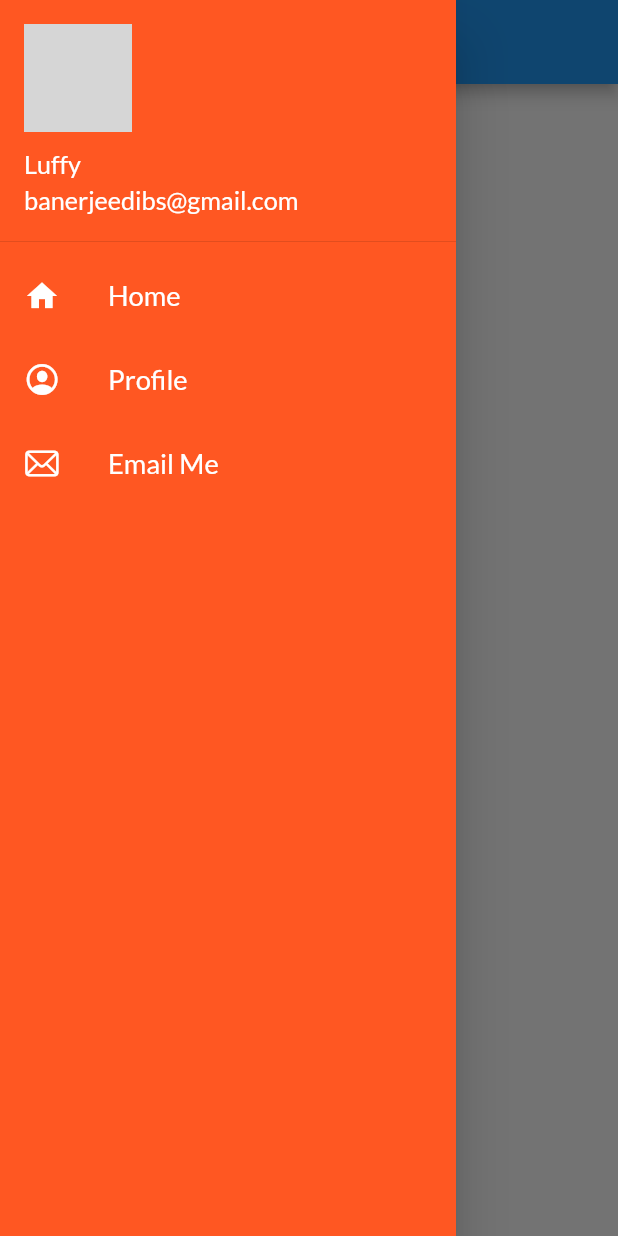
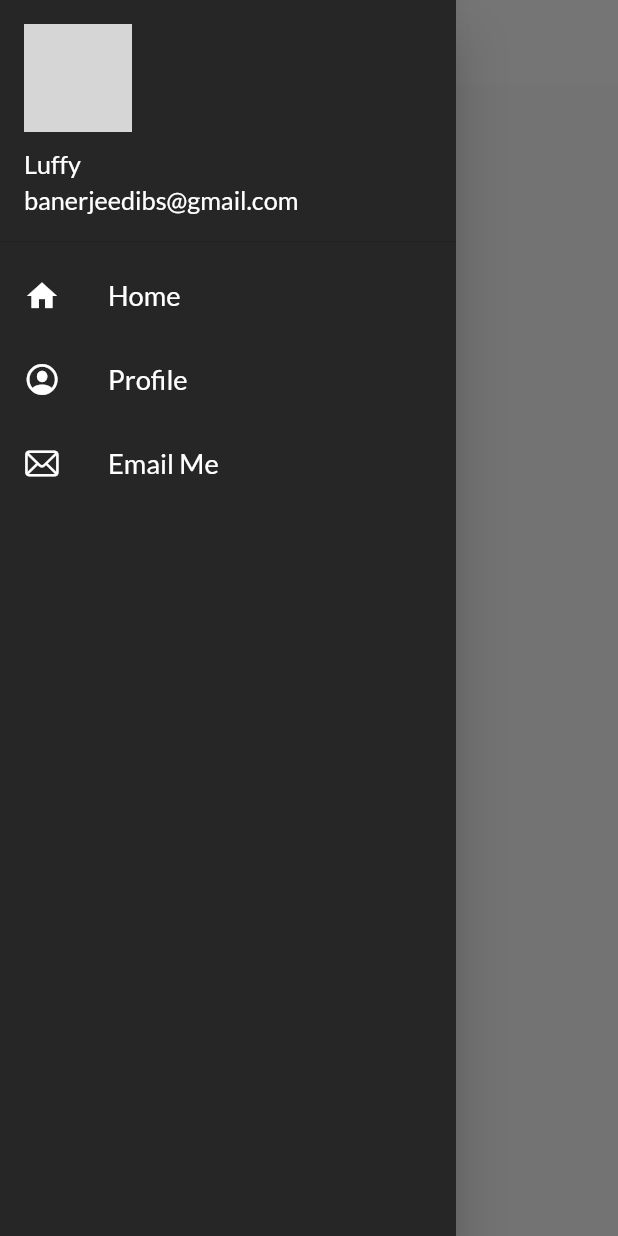
Before and after one commit to Dibs07/MY-30-DAYS-OF-FLUTTER, a Flutter app: the screen it shows after launch, with the side drawer open, on a phone screen of 412 x 824 dp. Run offline on Flutter 3.47's test engine with Material 2 defaults, Android fonts, the phone set to English and light mode, and no system bars; our stand-ins replace google_fonts; network calls fail; grey boxes are pictures that could not be loaded.

Commit message:
themes extracted

```diff
--- a/lib/Screens/home_page.dart
+++ b/lib/Screens/home_page.dart
@@ -9,7 +9,15 @@ class Homepage extends StatelessWidget {
   Widget build(BuildContext context) {
     return Scaffold(
       appBar: AppBar(
-        title: const Text("Catalog"),
+        //backgroundColor: Colors.white,
+        //elevation: 0.0,
+        iconTheme: const IconThemeData(color: Colors.black),
+        title: const Text(
+          "MyCatalog",
+          //style: TextStyle(
+          //color: Colors.black,
+          // ),
+        ),
         centerTitle: true,
       ),
       body: Center(
--- a/lib/main.dart
+++ b/lib/main.dart
@@ -2,7 +2,8 @@ import 'package:flutter/material.dart';
 import 'package:flutterapp/Screens/home_page.dart';
 import 'package:flutterapp/Screens/login_page.dart';
 import 'package:flutterapp/utils/routes.dart';
-import 'package:google_fonts/google_fonts.dart';
+import 'package:flutterapp/widgets/themes.dart';
+//import 'package:google_fonts/google_fonts.dart';
 
 void main() {
   runApp(const MyApp());
@@ -16,12 +17,7 @@ class MyApp extends StatelessWidget {
     return MaterialApp(
       debugShowCheckedModeBanner: false,
       //home: const Homepage(),
-      theme: ThemeData(
-        primarySwatch: Colors.blue,
-        primaryColor: Colors.blue,
-        primaryTextTheme: GoogleFonts.latoTextTheme(),
-        fontFamily: GoogleFonts.lato().fontFamily,
-      ),
+      theme: Mytheme.lightTheme(context),
       //initialRoute: "/",
       initialRoute: Myroutes.homeRoute,
       routes: {
--- a/lib/widgets/drawer.dart
+++ b/lib/widgets/drawer.dart
@@ -10,7 +10,7 @@ class MyDrawer extends StatelessWidget {
         "https://e1.pxfuel.com/desktop-wallpaper/238/852/desktop-wallpaper-masque-luffy-smiling-luffy-smile-thumbnail.jpg";
     return Drawer(
       child: Container(
-        color: Colors.deepOrange,
+        color: const Color.fromARGB(255, 38, 38, 38),
         child: ListView(
           padding: const EdgeInsets.all(0),
           children: const [
@@ -19,7 +19,7 @@ class MyDrawer extends StatelessWidget {
               child: UserAccountsDrawerHeader(
                 margin: EdgeInsets.all(0),
                 decoration: BoxDecoration(
-                  color: Colors.deepOrange,
+                  color: Color.fromARGB(255, 38, 38, 38),
                 ),
                 accountName: Text(
                   "Luffy",
--- /dev/null
+++ b/lib/widgets/themes.dart
@@ -0,0 +1,20 @@
+import 'package:flutter/material.dart';
+import 'package:google_fonts/google_fonts.dart';
+
+class Mytheme {
+  static ThemeData lightTheme(BuildContext context) => ThemeData(
+        //primarySwatch: Colors.blue,
+        //primaryColor: Colors.blue,
+        primaryTextTheme: GoogleFonts.latoTextTheme(),
+        fontFamily: GoogleFonts.lato().fontFamily,
+        appBarTheme: const AppBarTheme(
+          color: Colors.white,
+          elevation: 0.0,
+          iconTheme: IconThemeData(color: Colors.black),
+          titleTextStyle: TextStyle(
+            fontSize: 20,
+            color: Colors.black,
+          ),
+        ),
+      );
+}
```
